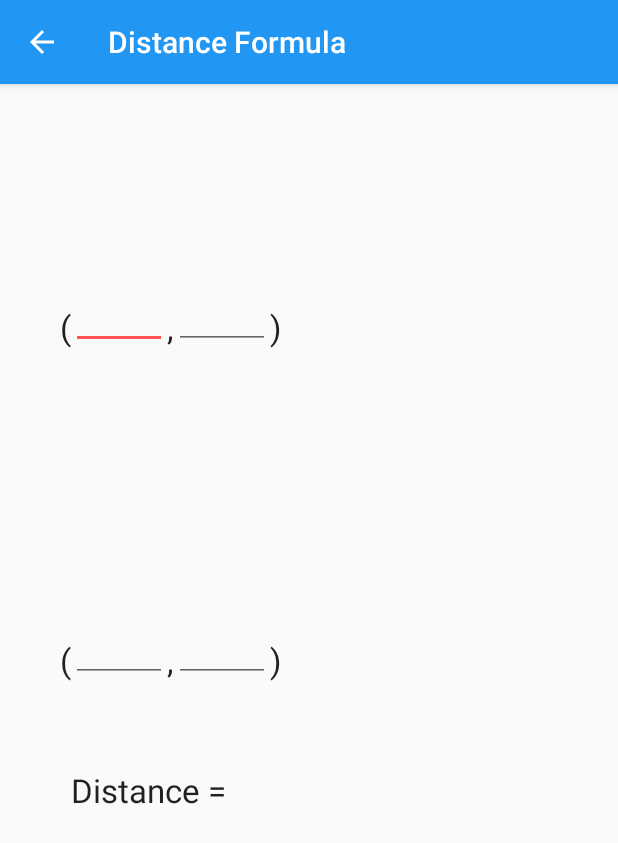
After one commit to dannymato/Geometry_Helper, an Android app: the DistanceForm screen opened directly, with no data from a screen before it, on a phone screen of 412 x 824 dp. The commit adds this screen. Shown: the top 843 px of the screen. Run offline under Robolectric (Android 15) with nearby library versions, the phone set to English and light mode, and no system bars.

Commit message:
Adding Distance Formula

```diff
--- a/app/src/main/java/com/example/danny/geometryhelper/AlgebraParser.java
+++ b/app/src/main/java/com/example/danny/geometryhelper/AlgebraParser.java
@@ -2,9 +2,6 @@ package com.example.danny.geometryhelper;
 
 import android.util.Log;
 
-/**
- * Created by danny on 10/19/15.
- */
 public class AlgebraParser {
 
     private String expression;
@@ -47,7 +44,7 @@ public class AlgebraParser {
 
                     coefficients[i] = x;
 
-                    Log.d("Algebra Parse", "Coeffiecients: " + x);
+                    Log.d("Algebra Parse", "Coefficients: " + x);
 
                     if (mod.contains("^"))
                         mod = mod.substring(mod.indexOf("x") + 3);
--- /dev/null
+++ b/app/src/main/java/com/example/danny/geometryhelper/algebra2/DistanceForm.java
@@ -0,0 +1,114 @@
+package com.example.danny.geometryhelper.algebra2;
+
+import android.content.SharedPreferences;
+import android.os.Bundle;
+import android.preference.PreferenceManager;
+import android.support.v7.app.AppCompatActivity;
+import android.view.KeyEvent;
+import android.view.View;
+import android.widget.EditText;
+import android.widget.TextView;
+
+import com.example.danny.geometryhelper.R;
+
+public class DistanceForm extends AppCompatActivity {
+
+    private EditText editx1;
+    private EditText edity1;
+    private EditText editx2;
+    private EditText edity2;
+    private TextView textView;
+
+    private double x1;
+    private double y1;
+    private double x2;
+    private double y2;
+    private double distance;
+    private double discrim;
+
+    private String sy1 = "";
+    private String sx1 = "";
+    private String sy2 = "";
+    private String sx2 = "";
+
+    @Override
+    protected void onCreate(Bundle savedInstanceState) {
+        super.onCreate(savedInstanceState);
+        setContentView(R.layout.activity_distance_form);
+
+        editx1 = (EditText)findViewById(R.id.editX1);
+        edity1 = (EditText)findViewById(R.id.editY1);
+        editx2 = (EditText)findViewById(R.id.editX2);
+        edity2 = (EditText)findViewById(R.id.editY2);
+        textView = (TextView)findViewById(R.id.textView8);
+
+        editx1.setOnKeyListener(new View.OnKeyListener() {
+            @Override
+            public boolean onKey(View v, int keyCode, KeyEvent event) {
+                calculate();
+                return false;
+            }
+        });
+
+        editx2.setOnKeyListener(new View.OnKeyListener() {
+            @Override
+            public boolean onKey(View v, int keyCode, KeyEvent event) {
+                calculate();
+                return false;
+            }
+        });
+        edity1.setOnKeyListener(new View.OnKeyListener() {
+            @Override
+            public boolean onKey(View v, int keyCode, KeyEvent event) {
+                calculate();
+                return false;
+            }
+        });
+        edity2.setOnKeyListener(new View.OnKeyListener() {
+            @Override
+            public boolean onKey(View v, int keyCode, KeyEvent event) {
+                calculate();
+                return false;
+            }
+        });
+
+
+    }
+
+
+    private void calculate(){
+
+        sy1 = edity1.getText().toString();
+        sy2 = edity2.getText().toString();
+        sx1 = editx1.getText().toString();
+        sx2 = editx2.getText().toString();
+
+        if(sy1.equals("") || sx2.equals("") || sx1.equals("") || sy2.equals("")){}
+
+        else{
+
+            x1 = Double.parseDouble(sx1);
+            x2 = Double.parseDouble(sx2);
+            y1 = Double.parseDouble(sy1);
+            y2 = Double.parseDouble(sy2);
+
+            double x = x2 - x1;
+            double y = y2 - y1;
+
+            discrim = Math.pow(x,2) + Math.pow(y,2);
+
+            if(discrim >= 0){
+
+            }
+            else{
+                distance = Math.sqrt(discrim);
+                SharedPreferences sharedPreferences = PreferenceManager.getDefaultSharedPreferences(this);
+                String numDec = sharedPreferences.getString("example_list","");
+                textView.setText(String.format("%."+numDec+"f",distance));
+            }
+
+
+        }
+
+    }
+}
--- a/app/src/main/res/layout/activity_decartes.xml
+++ b/app/src/main/res/layout/activity_decartes.xml
@@ -5,7 +5,7 @@
     android:paddingRight="@dimen/activity_horizontal_margin"
     android:paddingTop="@dimen/activity_vertical_margin"
     android:paddingBottom="@dimen/activity_vertical_margin"
-    tools:context="com.example.danny.geometryhelper.algebra2.Decartes">
+    tools:context="com.example.danny.geometryhelper.algebra2.Descartes">
 
     <TextView
         android:layout_width="wrap_content"
--- /dev/null
+++ b/app/src/main/res/layout/activity_distance_form.xml
@@ -0,0 +1,120 @@
+<?xml version="1.0" encoding="utf-8"?>
+<RelativeLayout xmlns:android="http://schemas.android.com/apk/res/android"
+    android:orientation="vertical" android:layout_width="match_parent"
+    android:layout_height="match_parent">
+
+
+    <TextView
+        android:layout_width="wrap_content"
+        android:layout_height="wrap_content"
+        android:text="("
+        android:id="@+id/textView2"
+        android:layout_alignParentTop="true"
+        android:layout_alignParentLeft="true"
+        android:layout_alignParentStart="true"
+        android:layout_marginLeft="40dp"
+        android:layout_marginStart="40dp"
+        android:layout_marginTop="147dp"
+        android:textAppearance="?android:attr/textAppearanceLarge"/>
+
+    <EditText
+        android:layout_width="wrap_content"
+        android:layout_height="wrap_content"
+        android:inputType="numberDecimal"
+        android:ems="3"
+        android:id="@+id/editX1"
+        android:layout_alignBottom="@+id/textView2"
+        android:layout_toRightOf="@+id/textView2"
+        android:layout_toEndOf="@+id/textView2" />
+
+    <TextView
+        android:layout_width="wrap_content"
+        android:layout_height="wrap_content"
+        android:text=","
+        android:id="@+id/textView3"
+        android:layout_alignBottom="@+id/editX1"
+        android:layout_toRightOf="@+id/editX1"
+        android:layout_toEndOf="@+id/editX1"
+        android:textAppearance="?android:attr/textAppearanceLarge"/>
+
+    <EditText
+        android:layout_width="wrap_content"
+        android:layout_height="wrap_content"
+        android:inputType="numberDecimal"
+        android:ems="3"
+        android:id="@+id/editY1"
+        android:layout_alignTop="@+id/editX1"
+        android:layout_toRightOf="@+id/textView3"
+        android:layout_toEndOf="@+id/textView3" />
+
+    <TextView
+        android:layout_width="wrap_content"
+        android:layout_height="wrap_content"
+        android:text=")"
+        android:id="@+id/textView4"
+        android:layout_alignTop="@+id/textView3"
+        android:layout_toRightOf="@+id/editY1"
+        android:layout_toEndOf="@+id/editY1"
+        android:textAppearance="?android:attr/textAppearanceLarge"/>
+
+    <TextView
+        android:layout_width="wrap_content"
+        android:layout_height="wrap_content"
+        android:text="("
+        android:id="@+id/textView5"
+        android:layout_centerVertical="true"
+        android:layout_alignLeft="@+id/textView2"
+        android:layout_alignStart="@+id/textView2"
+        android:textAppearance="?android:attr/textAppearanceLarge"/>
+
+    <EditText
+        android:layout_width="wrap_content"
+        android:layout_height="wrap_content"
+        android:inputType="numberDecimal"
+        android:ems="3"
+        android:id="@+id/editX2"
+        android:layout_alignBottom="@+id/textView5"
+        android:layout_toRightOf="@+id/textView5"
+        android:layout_toEndOf="@+id/textView5" />
+
+    <TextView
+        android:layout_width="wrap_content"
+        android:layout_height="wrap_content"
+        android:text=","
+        android:id="@+id/textView6"
+        android:layout_alignBottom="@+id/editX2"
+        android:layout_toRightOf="@+id/editX2"
+        android:layout_toEndOf="@+id/editX2"
+        android:textAppearance="?android:attr/textAppearanceLarge"/>
+
+    <EditText
+        android:layout_width="wrap_content"
+        android:layout_height="wrap_content"
+        android:inputType="numberDecimal"
+        android:ems="3"
+        android:id="@+id/editY2"
+        android:layout_alignBottom="@+id/textView6"
+        android:layout_toRightOf="@+id/textView6"
+        android:layout_toEndOf="@+id/textView6" />
+
+    <TextView
+        android:layout_width="wrap_content"
+        android:layout_height="wrap_content"
+        android:text=")"
+        android:id="@+id/textView7"
+        android:layout_alignBottom="@+id/editY2"
+        android:layout_toRightOf="@+id/editY2"
+        android:layout_toEndOf="@+id/editY2"
+        android:textAppearance="?android:attr/textAppearanceLarge" />
+
+    <TextView
+        android:layout_width="wrap_content"
+        android:layout_height="wrap_content"
+        android:textAppearance="?android:attr/textAppearanceLarge"
+        android:text="Distance = "
+        android:id="@+id/textView8"
+        android:layout_below="@+id/editX2"
+        android:layout_alignLeft="@+id/editX2"
+        android:layout_alignStart="@+id/editX2"
+        android:layout_marginTop="57dp" />
+</RelativeLayout>
--- a/app/src/main/res/layout/activity_nav_drawer.xml
+++ b/app/src/main/res/layout/activity_nav_drawer.xml
@@ -9,6 +9,7 @@
         android:id="@+id/content_frame"
         android:layout_width="match_parent"
         android:layout_height="match_parent" />
+
     <!-- The navigation drawer -->
     <ListView android:id="@+id/left_drawer"
         android:layout_width="240dp"
```
Also changed, not shown: app/src/main/AndroidManifest.xml (+10 -1 lines), app/src/main/java/com/example/danny/geometryhelper/DescartesSigns.java (renamed from app/src/main/java/com/example/danny/geometryhelper/DecartesSigns.java, +5 -7 lines), app/src/main/java/com/example/danny/geometryhelper/UI/HomeScreen.java (+11 -7 lines), app/src/main/java/com/example/danny/geometryhelper/UI/NavDrawer.java (+7 -15 lines), app/src/main/java/com/example/danny/geometryhelper/algebra2/Descartes.java (renamed from app/src/main/java/com/example/danny/geometryhelper/algebra2/Decartes.java, +6 -6 lines), 1 other file.
